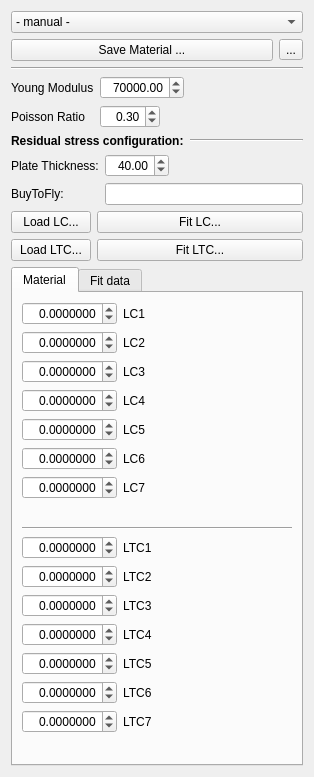
Before: the Qt Designer form src/Mod/Machining_Distortion/MaterialFit.ui in freefrags006/FreeCAD_Assembly, drawn with Qt 5.
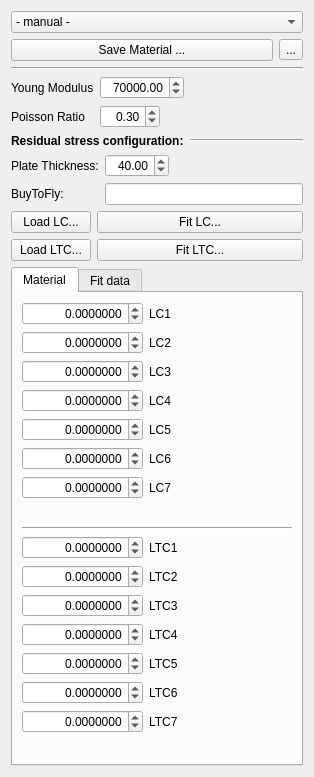
After: the same form once the commit is applied. The open tabs and pages were chosen to show the change.

Commit message: Finishing material fit and ploting

```diff
--- a/src/Mod/Machining_Distortion/MaterialFit.ui
+++ b/src/Mod/Machining_Distortion/MaterialFit.ui
@@ -264,10 +264,10 @@
             <number>7</number>
            </property>
            <property name="minimum">
-            <double>-99.999999000000003</double>
+            <double>-100000000.000000000000000</double>
            </property>
            <property name="maximum">
-            <double>99.999999000000003</double>
+            <double>100000000.000000000000000</double>
            </property>
            <property name="singleStep">
             <double>0.100000000000000</double>
@@ -296,10 +296,10 @@
             <number>7</number>
            </property>
            <property name="minimum">
-            <double>-99.999999000000003</double>
+            <double>-100000000.000000000000000</double>
            </property>
            <property name="maximum">
-            <double>99.999999000000003</double>
+            <double>100000000.000000000000000</double>
            </property>
            <property name="singleStep">
             <double>0.100000000000000</double>
@@ -328,10 +328,10 @@
             <number>7</number>
            </property>
            <property name="minimum">
-            <double>-99.999999000000003</double>
+            <double>-100000000.000000000000000</double>
            </property>
            <property name="maximum">
-            <double>99.999999000000003</double>
+            <double>100000000.000000000000000</double>
            </property>
            <property name="singleStep">
             <double>0.100000000000000</double>
@@ -360,10 +360,10 @@
             <number>7</number>
            </property>
            <property name="minimum">
-            <double>-99.999999000000003</double>
+            <double>-100000000.000000000000000</double>
            </property>
            <property name="maximum">
-            <double>99.999999000000003</double>
+            <double>100000000.000000000000000</double>
            </property>
            <property name="singleStep">
             <double>0.100000000000000</double>
@@ -392,10 +392,10 @@
             <number>7</number>
            </property>
            <property name="minimum">
-            <double>-99.999999000000003</double>
+            <double>-100000000.000000000000000</double>
            </property>
            <property name="maximum">
-            <double>99.999999000000003</double>
+            <double>100000000.000000000000000</double>
            </property>
            <property name="singleStep">
             <double>0.100000000000000</double>
@@ -424,10 +424,10 @@
             <number>7</number>
            </property>
            <property name="minimum">
-            <double>-99.999999000000003</double>
+            <double>-100000000.000000000000000</double>
            </property>
            <property name="maximum">
-            <double>99.999999000000003</double>
+            <double>100000000.000000000000000</double>
            </property>
            <property name="singleStep">
             <double>0.100000000000000</double>
@@ -459,10 +459,10 @@
             <number>7</number>
            </property>
            <property name="minimum">
-            <double>-99.999999000000003</double>
+            <double>-100000000.000000000000000</double>
            </property>
            <property name="maximum">
-            <double>99.999999000000003</double>
+            <double>100000000.000000000000000</double>
            </property>
            <property name="singleStep">
             <double>0.100000000000000</double>
@@ -502,10 +502,10 @@
             <number>7</number>
            </property>
            <property name="minimum">
-            <double>-99.999999000000003</double>
+            <double>-100000000.000000000000000</double>
            </property>
            <property name="maximum">
-            <double>99.999999000000003</double>
+            <double>100000000.000000000000000</double>
            </property>
            <property name="singleStep">
             <double>0.100000000000000</double>
@@ -534,10 +534,10 @@
             <number>7</number>
            </property>
            <property name="minimum">
-            <double>-99.999999000000003</double>
+            <double>-100000000.000000000000000</double>
            </property>
            <property name="maximum">
-            <double>99.999999000000003</double>
+            <double>100000000.000000000000000</double>
            </property>
            <property name="singleStep">
             <double>0.100000000000000</double>
@@ -566,10 +566,10 @@
             <number>7</number>
            </property>
            <property name="minimum">
-            <double>-99.999999000000003</double>
+            <double>-100000000.000000000000000</double>
            </property>
            <property name="maximum">
-            <double>99.999999000000003</double>
+            <double>100000000.000000000000000</double>
            </property>
            <property name="singleStep">
             <double>0.100000000000000</double>
@@ -598,10 +598,10 @@
             <number>7</number>
            </property>
            <property name="minimum">
-            <double>-99.999999000000003</double>
+            <double>-100000000.000000000000000</double>
            </property>
            <property name="maximum">
-            <double>99.999999000000003</double>
+            <double>100000000.000000000000000</double>
            </property>
            <property name="singleStep">
             <double>0.100000000000000</double>
@@ -630,10 +630,10 @@
             <number>7</number>
            </property>
            <property name="minimum">
-            <double>-99.999999000000003</double>
+            <double>-100000000.000000000000000</double>
            </property>
            <property name="maximum">
-            <double>99.999999000000003</double>
+            <double>100000000.000000000000000</double>
            </property>
            <property name="singleStep">
             <double>0.100000000000000</double>
@@ -662,10 +662,10 @@
             <number>7</number>
            </property>
            <property name="minimum">
-            <double>-99.999999000000003</double>
+            <double>-100000000.000000000000000</double>
            </property>
            <property name="maximum">
-            <double>99.999999000000003</double>
+            <double>100000000.000000000000000</double>
            </property>
            <property name="singleStep">
             <double>0.100000000000000</double>
@@ -694,10 +694,10 @@
             <number>7</number>
            </property>
            <property name="minimum">
-            <double>-99.999999000000003</double>
+            <double>-100000000.000000000000000</double>
            </property>
            <property name="maximum">
-            <double>99.999999000000003</double>
+            <double>100000000.000000000000000</double>
            </property>
            <property name="singleStep">
             <double>0.100000000000000</double>
```
Left out of the diff: 2 changed lines with no effect on the pictures. The commit also changes 1 other file.
